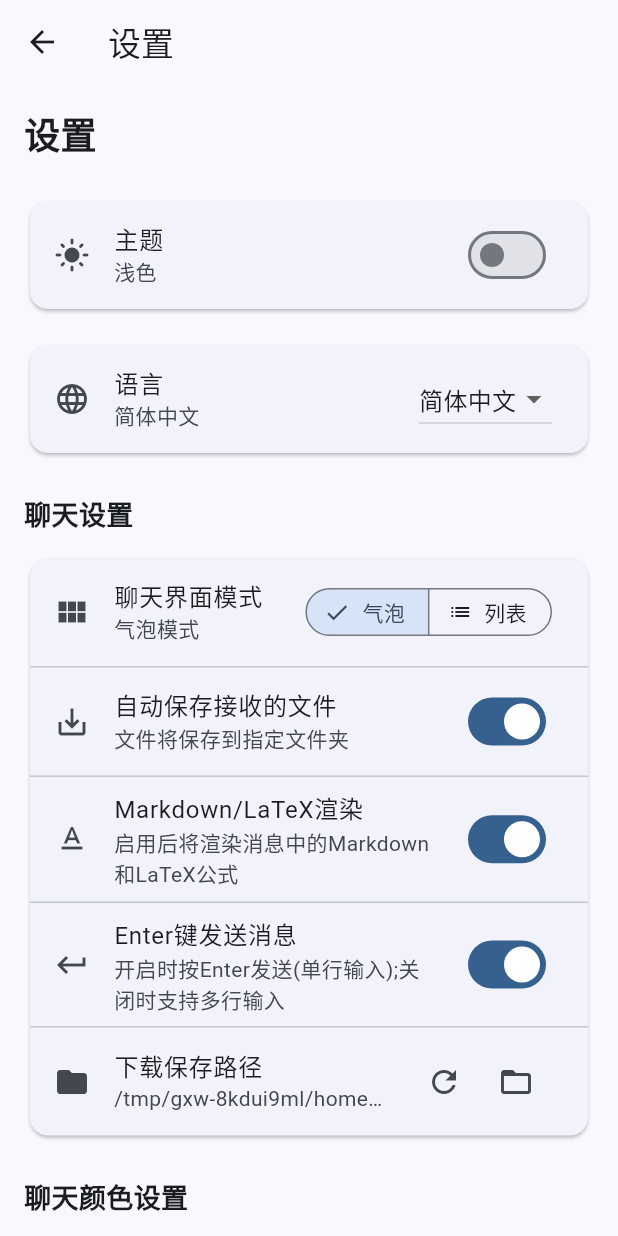
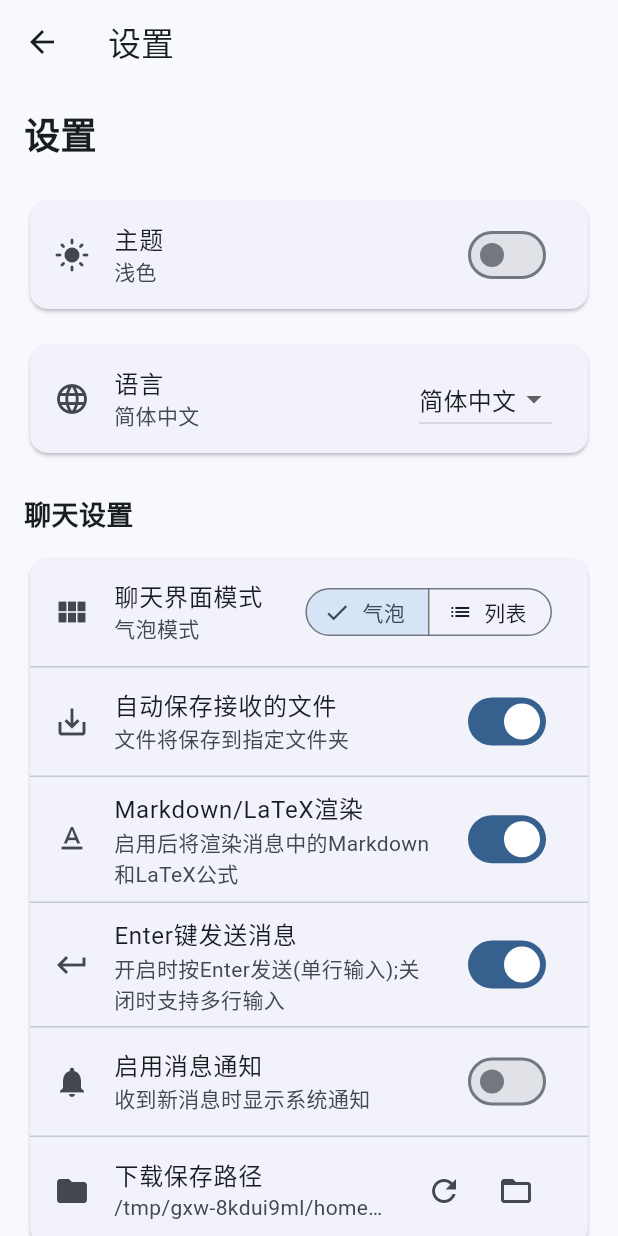
Before and after one commit to ILoveScratch2/TouchFish-Astra, a Flutter app: the screen it shows after launch, after a tap on the "settings" icon, on a phone screen of 412 x 824 dp. Run offline on Flutter 3.47's test engine with Material 3 defaults, Android fonts, the phone set to English and light mode, and no system bars; our stand-ins replace file_picker, flutter_markdown, shared_preferences; missing offline and left inert: flutter_math_fork; Roboto replaces fonts that are missing (HarmonyOS Sans).

Commit message:
feat: 消息通知

```diff
--- a/lib/app_localizations.dart
+++ b/lib/app_localizations.dart
@@ -85,6 +85,8 @@ class AppLocalizations {
     'markdown_hint': {'zh': '启用后将渲染消息中的Markdown和LaTeX公式', 'en': 'Render Markdown and LaTeX formulas in messages'},
     'enter_to_send': {'zh': 'Enter键发送消息', 'en': 'Enter to Send'},
     'enter_to_send_hint': {'zh': '开启时按Enter发送(单行输入);关闭时支持多行输入', 'en': 'When enabled, press Enter to send (single line); when disabled, multiline input'},
+    'enable_notifications': {'zh': '启用消息通知', 'en': 'Enable Notifications'},
+    'notifications_hint': {'zh': '收到新消息时显示系统通知', 'en': 'Show system notifications for new messages'},
 
     // 管理员功能
     'admin_broadcast': {'zh': '广播消息', 'en': 'Broadcast Message'},
@@ -212,6 +214,8 @@ class AppLocalizations {
   String get markdownHint => translate('markdown_hint');
   String get enterToSend => translate('enter_to_send');
   String get enterToSendHint => translate('enter_to_send_hint');
+  String get enableNotifications => translate('enable_notifications');
+  String get notificationsHint => translate('notifications_hint');
 }
 
 class AppLocalizationsDelegate extends LocalizationsDelegate<AppLocalizations> {
--- a/lib/main.dart
+++ b/lib/main.dart
@@ -6,8 +6,13 @@ import 'main_navigation.dart';
 import 'settings_screen.dart';
 import 'app_localizations.dart';
 import 'constants.dart';
+import 'notification_service.dart';
 
-void main() => runApp(const TouchFishAstra());
+void main() async {
+  WidgetsFlutterBinding.ensureInitialized();
+  await NotificationService().initialize();
+  runApp(const TouchFishAstra());
+}
 
 class TouchFishAstra extends StatefulWidget {
   const TouchFishAstra({super.key});
--- a/lib/settings_screen.dart
+++ b/lib/settings_screen.dart
@@ -34,6 +34,7 @@ class _SettingsScreenState extends State<SettingsScreen> {
   String _downloadPath = '';
   bool _markdownRendering = true;
   bool _enterToSend = true;
+  bool _enableNotifications = false;
 
   @override
   void initState() {
@@ -64,6 +65,7 @@ class _SettingsScreenState extends State<SettingsScreen> {
       _downloadPath = prefs.getString('download_path') ?? defaultPath;
       _markdownRendering = prefs.getBool('markdown_rendering') ?? true;
       _enterToSend = prefs.getBool('enter_to_send') ?? true;
+      _enableNotifications = prefs.getBool('enable_notifications') ?? false;
     });
   }
 
@@ -384,6 +386,20 @@ class _SettingsScreenState extends State<SettingsScreen> {
                 },
               ),
               const Divider(height: 1),
+              SwitchListTile(
+                secondary: const Icon(Icons.notifications),
+                title: Text(l10n.enableNotifications),
+                subtitle: Text(l10n.notificationsHint),
+                value: _enableNotifications,
+                onChanged: (value) async {
+                  final prefs = await SharedPreferences.getInstance();
+                  await prefs.setBool('enable_notifications', value);
+                  setState(() {
+                    _enableNotifications = value;
+                  });
+                },
+              ),
+              const Divider(height: 1),
               ListTile(
                 leading: const Icon(Icons.folder),
                 title: Text(l10n.downloadPath),
--- a/pubspec.yaml
+++ b/pubspec.yaml
@@ -19,6 +19,8 @@ dependencies:
   url_launcher: ^6.3.1
   flutter_markdown: ^0.7.4+1
   flutter_math_fork: ^0.7.2
+  flutter_local_notifications: ^18.0.1
+  windows_notification: ^1.3.0
 
 dev_dependencies:
   flutter_test:
```
Also changed, not shown: lib/chat_screen.dart (+14 -0 lines), pubspec.lock, 3 other files.
